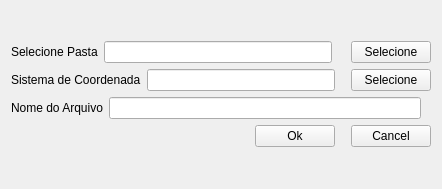
Before: the Qt Designer form MilitarySimbologyTools/view/createDataBaseInterface.ui in phborba/dsgtoolsop, drawn with Qt 5.
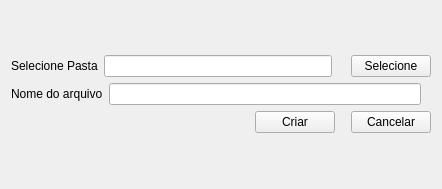
After: the same form once the commit is applied.

The edit to the form file:
```diff
--- a/MilitarySimbologyTools/view/createDataBaseInterface.ui
+++ b/MilitarySimbologyTools/view/createDataBaseInterface.ui
@@ -76,53 +76,12 @@
        </item>
       </layout>
      </item>
-     <item>
-      <layout class="QHBoxLayout" name="horizontalLayout_2">
-       <item>
-        <widget class="QLabel" name="label_2">
-         <property name="text">
-          <string>Sistema de Coordenada</string>
-         </property>
-        </widget>
-       </item>
-       <item>
-        <widget class="QLineEdit" name="SRCLineEdit">
-         <property name="readOnly">
-          <bool>true</bool>
-         </property>
-        </widget>
-       </item>
-       <item>
-        <spacer name="horizontalSpacer_7">
-         <property name="orientation">
-          <enum>Qt::Horizontal</enum>
-         </property>
-         <property name="sizeType">
-          <enum>QSizePolicy::Minimum</enum>
-         </property>
-         <property name="sizeHint" stdset="0">
-          <size>
-           <width>10</width>
-           <height>20</height>
-          </size>
-         </property>
-        </spacer>
-       </item>
-       <item>
-        <widget class="QPushButton" name="selectSRCButton">
-         <property name="text">
-          <string>Selecione</string>
-         </property>
-        </widget>
-       </item>
-      </layout>
-     </item>
      <item>
       <layout class="QHBoxLayout" name="horizontalLayout_3">
        <item>
         <widget class="QLabel" name="label_3">
          <property name="text">
-          <string>Nome do Arquivo</string>
+          <string>Nome do arquivo</string>
          </property>
         </widget>
        </item>
@@ -165,7 +124,7 @@
        <item>
         <widget class="QPushButton" name="createDataBaseButton">
          <property name="text">
-          <string>Ok</string>
+          <string>Criar</string>
          </property>
         </widget>
        </item>
@@ -188,7 +147,7 @@
        <item>
         <widget class="QPushButton" name="cancelButton">
          <property name="text">
-          <string>Cancel</string>
+          <string>Cancelar</string>
          </property>
         </widget>
        </item>
```
Left out of the diff: 2 changed lines with no effect on the pictures.
